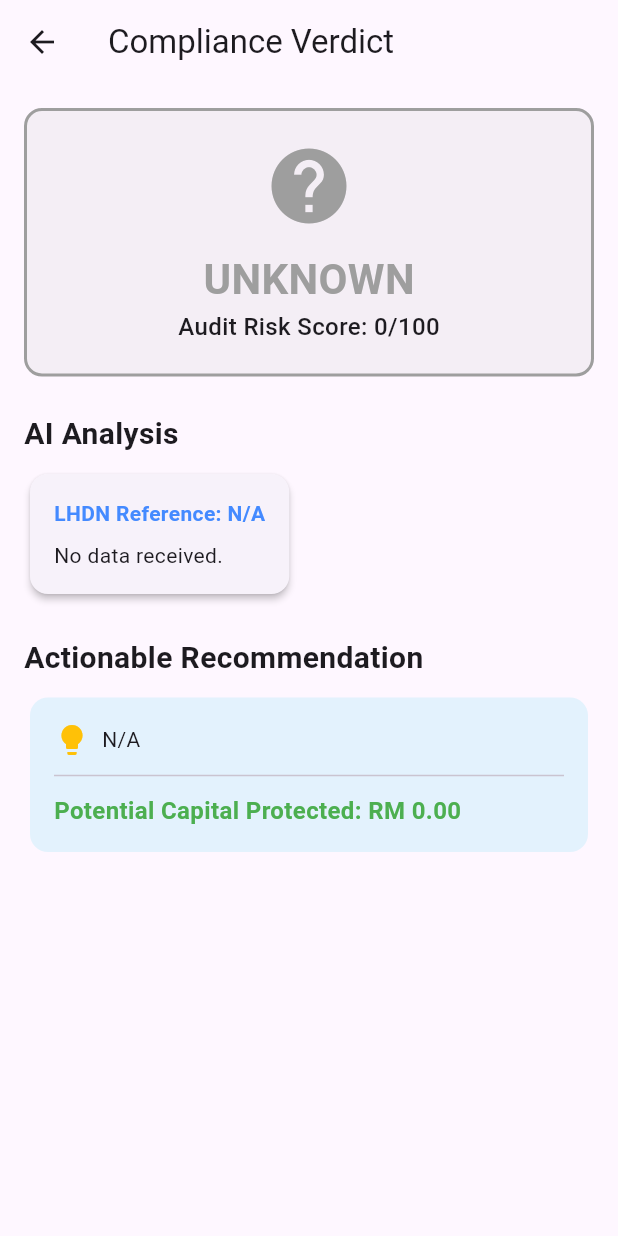
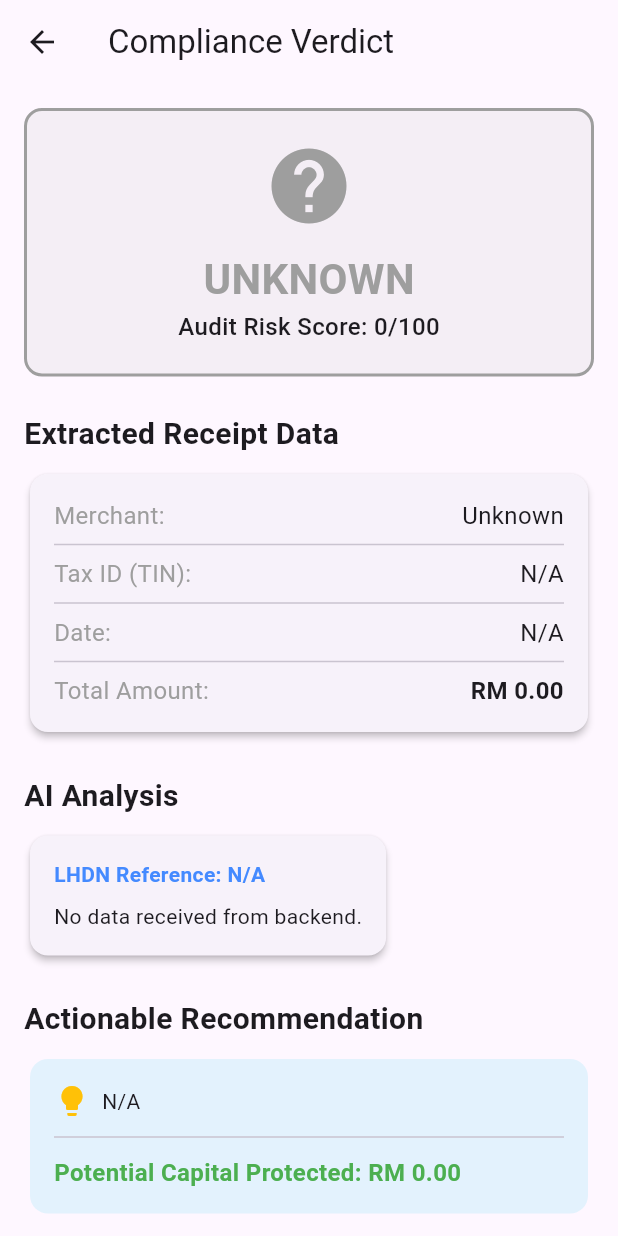
Before and after one commit to zhenjie05/TRSE-SME-Tax-Intelligence, a Flutter app: the ResultScreen screen opened by its route, on a phone screen of 412 x 824 dp. Run offline on Flutter 3.47's test engine with Material 3 defaults, Android fonts, the phone set to English and light mode, and no system bars; our stand-ins replace image_picker.

Commit message:
connect frontend and backend, add history screen

```diff
--- a/frontend/lib/screens/result_screen.dart
+++ b/frontend/lib/screens/result_screen.dart
@@ -9,19 +9,33 @@ class ResultScreen extends StatelessWidget {
     final Map<String, dynamic>? data =
         ModalRoute.of(context)?.settings.arguments as Map<String, dynamic>?;
 
-    // Fallback if data is null (for testing)
+    // Fallback if data is null (prevents crashes)
     final safeData = data ?? {
       'status': 'UNKNOWN',
       'risk_score': 0,
-      'impact_saved': 0,
-      'ai_explanation': 'No data received.',
+      'impact_saved': 0.0,
+      'ai_explanation': 'No data received from backend.',
       'lhdn_reference': 'N/A',
-      'action_recommendation': 'N/A'
+      'action_recommendation': 'N/A',
+      'extracted_data': {
+        'merchant_name': 'Unknown',
+        'tin': 'N/A',
+        'total_amount': 0.0,
+        'date': 'N/A'
+      }
     };
 
     final String status = safeData['status'] ?? 'UNKNOWN';
-    final double riskScore = (safeData['risk_score'] ?? 0).toDouble();
-    final double impactSaved = (safeData['impact_saved'] ?? 0).toDouble();
+    // Use num to safely handle both int and double from JSON
+    final num riskScore = safeData['risk_score'] ?? 0;
+    final num impactSaved = safeData['impact_saved'] ?? 0;
+
+    // Extract the nested AI data
+    final extractedData = safeData['extracted_data'] ?? {};
+    final String merchantName = extractedData['merchant_name']?.toString() ?? 'N/A';
+    final String tin = extractedData['tin']?.toString() ?? 'N/A';
+    final num totalAmount = extractedData['total_amount'] ?? 0;
+    final String date = extractedData['date']?.toString() ?? 'N/A';
 
     // Determine colors based on status
     Color cardColor = Colors.grey;
@@ -32,7 +46,7 @@ class ResultScreen extends StatelessWidget {
     } else if (status == 'REVIEW') {
       cardColor = Colors.orange;
       statusIcon = Icons.warning;
-    } else if (status == 'DANGER') {
+    } else if (status == 'DANGER' || status == 'INVALID') {
       cardColor = Colors.red;
       statusIcon = Icons.error;
     }
@@ -71,6 +85,29 @@ class ResultScreen extends StatelessWidget {
 
             const SizedBox(height: 24),
 
+            // NEW: Extracted Data Section (Shows off the AI Vision)
+            const Text('Extracted Receipt Data', style: TextStyle(fontSize: 20, fontWeight: FontWeight.bold)),
+            const SizedBox(height: 8),
+            Card(
+              elevation: 2,
+              child: Padding(
+                padding: const EdgeInsets.all(16.0),
+                child: Column(
+                  children: [
+                    _buildDataRow('Merchant:', merchantName),
+                    const Divider(),
+                    _buildDataRow('Tax ID (TIN):', tin),
+                    const Divider(),
+                    _buildDataRow('Date:', date),
+                    const Divider(),
+                    _buildDataRow('Total Amount:', 'RM ${totalAmount.toStringAsFixed(2)}', isBold: true),
+                  ],
+                ),
+              ),
+            ),
+
+            const SizedBox(height: 24),
+
             // AI Explanation Section
             const Text('AI Analysis', style: TextStyle(fontSize: 20, fontWeight: FontWeight.bold)),
             const SizedBox(height: 8),
@@ -84,7 +121,7 @@ class ResultScreen extends StatelessWidget {
                     Text('LHDN Reference: ${safeData['lhdn_reference']}',
                       style: const TextStyle(fontWeight: FontWeight.bold, color: Colors.blueAccent)),
                     const SizedBox(height: 8),
-                    Text(safeData['ai_explanation'] ?? 'No explanation provided.'),
+                    Text(safeData['ai_explanation']?.toString() ?? 'No explanation provided.'),
                   ],
                 ),
               ),
@@ -107,7 +144,7 @@ class ResultScreen extends StatelessWidget {
                       children: [
                         const Icon(Icons.lightbulb, color: Colors.amber),
                         const SizedBox(width: 8),
-                        Expanded(child: Text(safeData['action_recommendation'] ?? '')),
+                        Expanded(child: Text(safeData['action_recommendation']?.toString() ?? '')),
                       ],
                     ),
                     const Divider(height: 24),
@@ -124,4 +161,24 @@ class ResultScreen extends StatelessWidget {
       ),
     );
   }
+
+  // Helper widget to keep the extracted data rows clean
+  Widget _buildDataRow(String label, String value, {bool isBold = false}) {
+    return Row(
+      mainAxisAlignment: MainAxisAlignment.spaceBetween,
+      children: [
+        Text(label, style: const TextStyle(color: Colors.grey, fontSize: 16)),
+        Flexible(
+          child: Text(
+            value,
+            style: TextStyle(
+              fontSize: 16,
+              fontWeight: isBold ? FontWeight.bold : FontWeight.normal,
+            ),
+            textAlign: TextAlign.right,
+          ),
+        ),
+      ],
+    );
+  }
 }
--- a/frontend/pubspec.yaml
+++ b/frontend/pubspec.yaml
@@ -36,6 +36,7 @@ dependencies:
   cupertino_icons: ^1.0.8
   http: ^1.6.0
   image_picker: ^1.2.1
+  http_parser: ^4.1.2
 
 dev_dependencies:
   flutter_test:
```
Also changed, not shown: frontend/lib/screens/upload_screen.dart (+33 -7 lines), frontend/lib/services/api_service.dart (+50 -15 lines), frontend/pubspec.lock, 1 other file.
